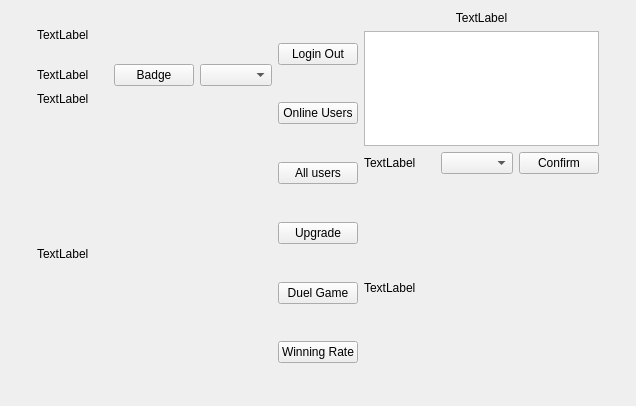
Qt form stage_3/Pokemon_Client/mainwindow.ui (Anjiansan/Pokemon) before a commit.
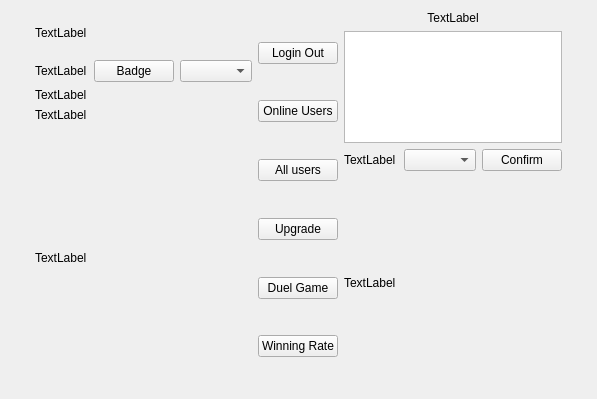
The same form after that commit.

```diff
--- a/stage_3/Pokemon_Client/mainwindow.ui
+++ b/stage_3/Pokemon_Client/mainwindow.ui
@@ -6,8 +6,8 @@
    <rect>
     <x>0</x>
     <y>0</y>
-    <width>636</width>
-    <height>406</height>
+    <width>597</width>
+    <height>399</height>
    </rect>
   </property>
   <property name="windowTitle">
@@ -20,7 +20,7 @@
    <property name="layoutDirection">
     <enum>Qt::LeftToRight</enum>
    </property>
-   <layout class="QVBoxLayout" name="verticalLayout_4">
+   <layout class="QVBoxLayout" name="verticalLayout_5">
     <item>
      <layout class="QHBoxLayout" name="horizontalLayout_2" stretch="1,9,3,9,1">
       <item>
@@ -79,11 +79,44 @@
          </layout>
         </item>
         <item>
-         <widget class="QLabel" name="labelBadge">
-          <property name="text">
-           <string>TextLabel</string>
-          </property>
-         </widget>
+         <layout class="QVBoxLayout" name="verticalLayout_4">
+          <item>
+           <layout class="QHBoxLayout" name="horizontalLayout_4" stretch="10,1">
+            <item>
+             <widget class="QLabel" name="labelNum">
+              <property name="text">
+               <string>TextLabel</string>
+              </property>
+             </widget>
+            </item>
+            <item>
+             <widget class="QLabel" name="labelNumBadge">
+              <property name="text">
+               <string/>
+              </property>
+             </widget>
+            </item>
+           </layout>
+          </item>
+          <item>
+           <layout class="QHBoxLayout" name="horizontalLayout_5" stretch="10,1">
+            <item>
+             <widget class="QLabel" name="labelAdv">
+              <property name="text">
+               <string>TextLabel</string>
+              </property>
+             </widget>
+            </item>
+            <item>
+             <widget class="QLabel" name="labelAdvBadge">
+              <property name="text">
+               <string/>
+              </property>
+             </widget>
+            </item>
+           </layout>
+          </item>
+         </layout>
         </item>
         <item>
          <widget class="QLabel" name="labelInfo">
```
Left out of the diff: 2 changed lines with no effect on the pictures.
